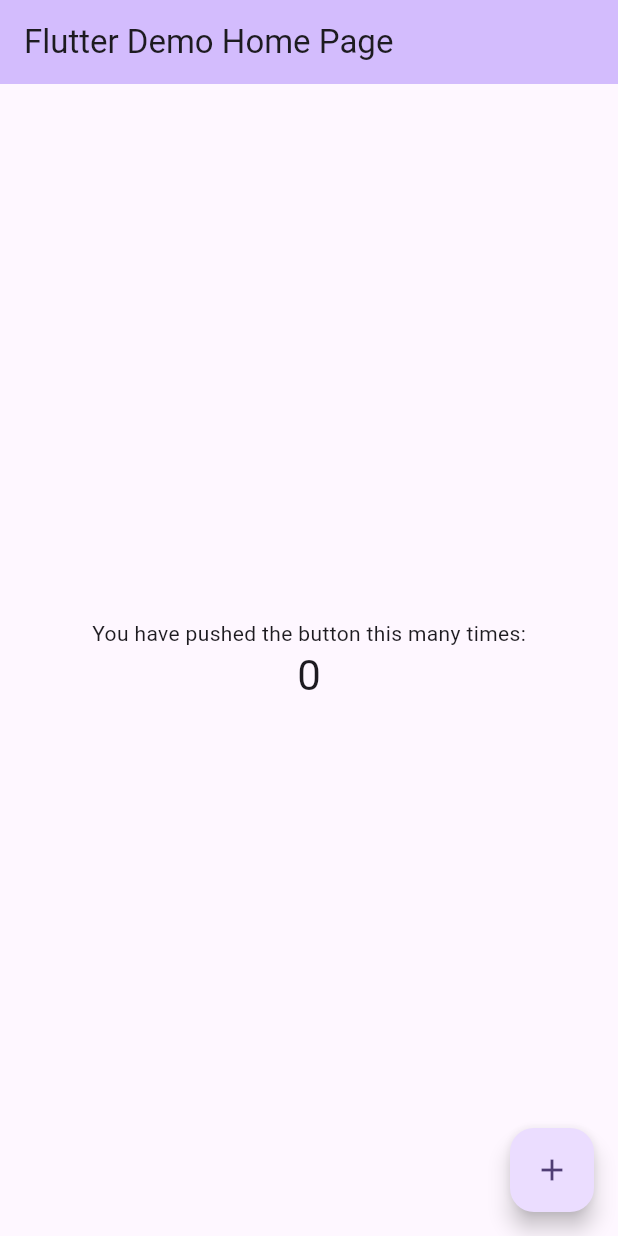
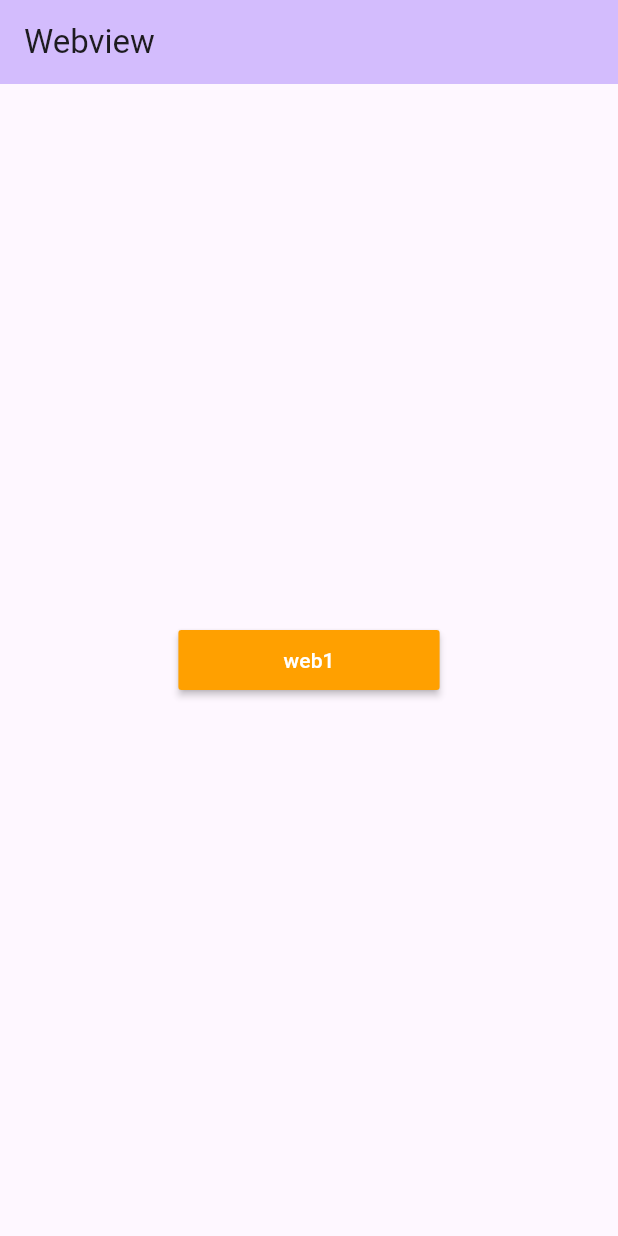
Before and after one commit to Foysalrabby/flutterwebview, a Flutter app: the screen it shows after launch, on a phone screen of 412 x 824 dp. Run offline on Flutter 3.47's test engine with Material 3 defaults, Android fonts, the phone set to English and light mode, and no system bars.

Commit message:
take materialbutton for webview

```diff
--- a/webview/lib/main.dart
+++ b/webview/lib/main.dart
@@ -6,120 +6,51 @@ void main() {
 
 class MyApp extends StatelessWidget {
   const MyApp({super.key});
-
-  // This widget is the root of your application.
   @override
   Widget build(BuildContext context) {
     return MaterialApp(
       title: 'Flutter Demo',
       theme: ThemeData(
-        // This is the theme of your application.
-        //
-        // TRY THIS: Try running your application with "flutter run". You'll see
-        // the application has a blue toolbar. Then, without quitting the app,
-        // try changing the seedColor in the colorScheme below to Colors.green
-        // and then invoke "hot reload" (save your changes or press the "hot
-        // reload" button in a Flutter-supported IDE, or press "r" if you used
-        // the command line to start the app).
-        //
-        // Notice that the counter didn't reset back to zero; the application
-        // state is not lost during the reload. To reset the state, use hot
-        // restart instead.
-        //
-        // This works for code too, not just values: Most code changes can be
-        // tested with just a hot reload.
         colorScheme: ColorScheme.fromSeed(seedColor: Colors.deepPurple),
         useMaterial3: true,
       ),
-      home: const MyHomePage(title: 'Flutter Demo Home Page'),
+      home:  MyHomePage(),
     );
   }
 }
 
 class MyHomePage extends StatefulWidget {
-  const MyHomePage({super.key, required this.title});
 
-  // This widget is the home page of your application. It is stateful, meaning
-  // that it has a State object (defined below) that contains fields that affect
-  // how it looks.
-
-  // This class is the configuration for the state. It holds the values (in this
-  // case the title) provided by the parent (in this case the App widget) and
-  // used by the build method of the State. Fields in a Widget subclass are
-  // always marked "final".
-
-  final String title;
 
   @override
   State<MyHomePage> createState() => _MyHomePageState();
 }
-
 class _MyHomePageState extends State<MyHomePage> {
-  int _counter = 0;
-
-  void _incrementCounter() {
-    setState(() {
-      // This call to setState tells the Flutter framework that something has
-      // changed in this State, which causes it to rerun the build method below
-      // so that the display can reflect the updated values. If we changed
-      // _counter without calling setState(), then the build method would not be
-      // called again, and so nothing would appear to happen.
-      _counter++;
-    });
-  }
-
   @override
   Widget build(BuildContext context) {
-    // This method is rerun every time setState is called, for instance as done
-    // by the _incrementCounter method above.
-    //
-    // The Flutter framework has been optimized to make rerunning build methods
-    // fast, so that you can just rebuild anything that needs updating rather
-    // than having to individually change instances of widgets.
+
     return Scaffold(
       appBar: AppBar(
-        // TRY THIS: Try changing the color here to a specific color (to
-        // Colors.amber, perhaps?) and trigger a hot reload to see the AppBar
-        // change color while the other colors stay the same.
         backgroundColor: Theme.of(context).colorScheme.inversePrimary,
-        // Here we take the value from the MyHomePage object that was created by
-        // the App.build method, and use it to set our appbar title.
-        title: Text(widget.title),
+
+        title: Text("Webview"),
       ),
       body: Center(
-        // Center is a layout widget. It takes a single child and positions it
-        // in the middle of the parent.
-        child: Column(
-          // Column is also a layout widget. It takes a list of children and
-          // arranges them vertically. By default, it sizes itself to fit its
-          // children horizontally, and tries to be as tall as its parent.
-          //
-          // Column has various properties to control how it sizes itself and
-          // how it positions its children. Here we use mainAxisAlignment to
-          // center the children vertically; the main axis here is the vertical
-          // axis because Columns are vertical (the cross axis would be
-          // horizontal).
-          //
-          // TRY THIS: Invoke "debug painting" (choose the "Toggle Debug Paint"
-          // action in the IDE, or press "p" in the console), to see the
-          // wireframe for each widget.
-          mainAxisAlignment: MainAxisAlignment.center,
-          children: <Widget>[
-            const Text(
-              'You have pushed the button this many times:',
-            ),
-            Text(
-              '$_counter',
-              style: Theme.of(context).textTheme.headlineMedium,
-            ),
-          ],
-        ),
+          child: Container(
+            width: 300,
+            child: Column(
+              mainAxisAlignment: MainAxisAlignment.center,
+              children: [
+                MaterialButton(onPressed: (){
+
+                },child: Text("web1" ,style: TextStyle(color: Colors.white),),
+                color: Colors.amber[700],
+                padding: EdgeInsets.symmetric(horizontal: 70, vertical: 10),
+                )
+              ]
+              ),
+          ),
       ),
-      floatingActionButton: FloatingActionButton(
-        onPressed: _incrementCounter,
-        tooltip: 'Increment',
-        child: const Icon(Icons.add),
-      ), // This trailing comma makes auto-formatting nicer for build methods.
     );
   }
 }
```
